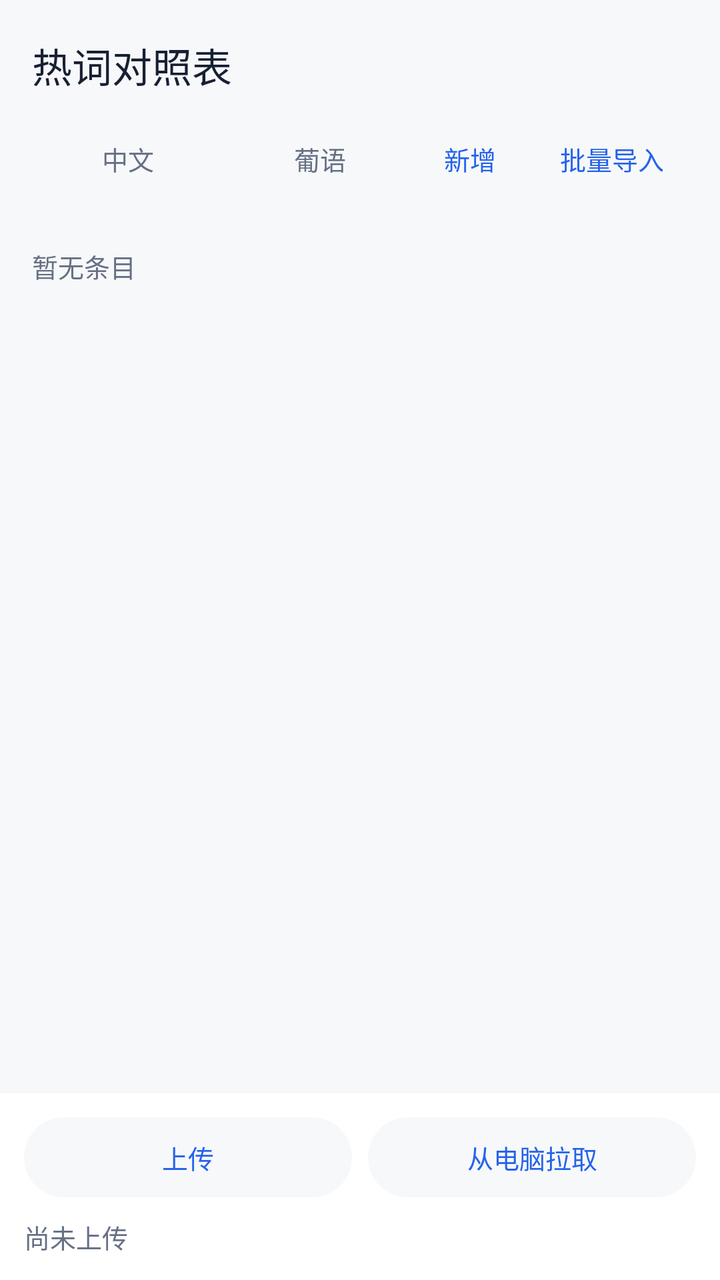
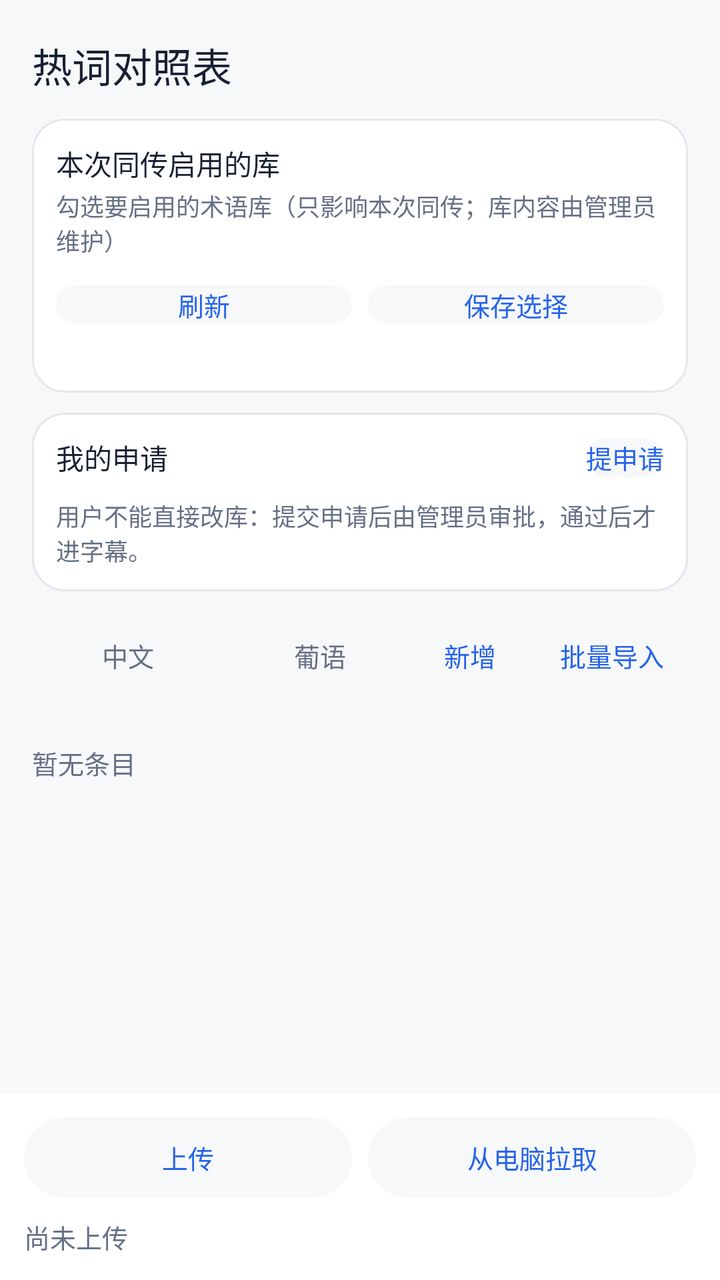

Before-and-after screenshots of an Android layout around one commit, followed by the original layout XML and the change that was made.
<!-- AndroidManifest.xml: application theme AppTheme -->
<!-- res/layout/page_terms.xml -->
<?xml version="1.0" encoding="utf-8"?>
<LinearLayout xmlns:android="http://schemas.android.com/apk/res/android"
    android:layout_width="match_parent"
    android:layout_height="match_parent"
    android:background="@color/page"
    android:orientation="vertical">

    <LinearLayout
        android:layout_width="match_parent"
        android:layout_height="wrap_content"
        android:gravity="center_vertical"
        android:orientation="horizontal"
        android:paddingStart="16dp"
        android:paddingTop="18dp"
        android:paddingEnd="16dp">

        <TextView
            android:layout_width="0dp"
            android:layout_height="wrap_content"
            android:layout_weight="1"
            android:fontFamily="sans-serif-medium"
            android:text="@string/terms_title"
            android:textColor="@color/ink"
            android:textSize="20sp" />

        <TextView
            android:id="@+id/termsCount"
            android:layout_width="wrap_content"
            android:layout_height="wrap_content"
            android:textColor="@color/ink_soft"
            android:textSize="13sp" />
    </LinearLayout>

    
    <LinearLayout
        android:layout_width="match_parent"
        android:layout_height="wrap_content"
        android:layout_marginStart="16dp"
        android:layout_marginTop="14dp"
        android:layout_marginEnd="16dp"
        android:gravity="center_vertical"
        android:orientation="horizontal">

        <TextView
            android:layout_width="0dp"
            android:layout_height="wrap_content"
            android:layout_weight="1"
            android:fontFamily="sans-serif-medium"
            android:gravity="center"
            android:text="@string/terms_col_zh"
            android:textColor="@color/ink_soft"
            android:textSize="13sp" />

        <TextView
            android:layout_width="0dp"
            android:layout_height="wrap_content"
            android:layout_weight="1"
            android:fontFamily="sans-serif-medium"
            android:gravity="center"
            android:text="@string/terms_col_pt"
            android:textColor="@color/ink_soft"
            android:textSize="13sp" />

        <TextView
            android:id="@+id/termsAdd"
            android:layout_width="wrap_content"
            android:layout_height="36dp"
            android:background="@drawable/tap_pill"
            android:clickable="true"
            android:focusable="true"
            android:gravity="center"
            android:paddingStart="14dp"
            android:paddingEnd="14dp"
            android:text="@string/terms_add"
            android:textColor="@color/brand"
            android:textSize="13sp" />

        <TextView
            android:id="@+id/termsBatch"
            android:layout_width="wrap_content"
            android:layout_height="36dp"
            android:layout_marginStart="6dp"
            android:background="@drawable/tap_pill"
            android:clickable="true"
            android:focusable="true"
            android:gravity="center"
            android:paddingStart="12dp"
            android:paddingEnd="12dp"
            android:text="@string/terms_batch"
            android:textColor="@color/brand"
            android:textSize="13sp" />
    </LinearLayout>

    
    <ScrollView
        android:layout_width="match_parent"
        android:layout_height="0dp"
        android:layout_marginTop="8dp"
        android:layout_weight="1"
        android:fillViewport="true">

        <LinearLayout
            android:layout_width="match_parent"
            android:layout_height="wrap_content"
            android:orientation="vertical"
            android:paddingStart="16dp"
            android:paddingEnd="16dp">

            <TextView
                android:id="@+id/termsEmpty"
                android:layout_width="match_parent"
                android:layout_height="wrap_content"
                android:paddingTop="18dp"
                android:paddingBottom="18dp"
                android:text="@string/terms_empty"
                android:textColor="@color/ink_soft"
                android:textSize="13sp" />

            <LinearLayout
                android:id="@+id/termsRows"
                android:layout_width="match_parent"
                android:layout_height="wrap_content"
                android:orientation="vertical" />
        </LinearLayout>
    </ScrollView>

    
    <LinearLayout
        android:layout_width="match_parent"
        android:layout_height="wrap_content"
        android:background="@color/surface"
        android:orientation="vertical"
        android:padding="12dp">

        <LinearLayout
            android:layout_width="match_parent"
            android:layout_height="wrap_content"
            android:orientation="horizontal">

            <TextView
                android:id="@+id/termsUpload"
                android:layout_width="0dp"
                android:layout_height="40dp"
                android:layout_weight="1"
                android:background="@drawable/tap_pill"
                android:clickable="true"
                android:focusable="true"
                android:gravity="center"
                android:text="@string/terms_upload"
                android:textColor="@color/brand"
                android:textSize="13sp" />

            <TextView
                android:id="@+id/termsLoad"
                android:layout_width="0dp"
                android:layout_height="40dp"
                android:layout_marginStart="8dp"
                android:layout_weight="1"
                android:background="@drawable/tap_pill"
                android:clickable="true"
                android:focusable="true"
                android:gravity="center"
                android:text="@string/terms_load"
                android:textColor="@color/brand"
                android:textSize="13sp" />
        </LinearLayout>

        <TextView
            android:id="@+id/termsStatus"
            android:layout_width="match_parent"
            android:layout_height="wrap_content"
            android:layout_marginTop="10dp"
            android:text="@string/terms_status_idle"
            android:textColor="@color/ink_soft"
            android:textSize="13sp" />

        <TextView
            android:id="@+id/termsWarnTitle"
            android:layout_width="match_parent"
            android:layout_height="wrap_content"
            android:layout_marginTop="8dp"
            android:fontFamily="sans-serif-medium"
            android:text="@string/terms_warn_title"
            android:textColor="@color/warn"
            android:textSize="13sp"
            android:visibility="gone" />

        <TextView
            android:id="@+id/termsWarnBody"
            android:layout_width="match_parent"
            android:layout_height="wrap_content"
            android:fontFamily="monospace"
            android:paddingTop="2dp"
            android:textColor="@color/ink_soft"
            android:textSize="12sp"
            android:visibility="gone" />

        <TextView
            android:id="@+id/termsRejectTitle"
            android:layout_width="match_parent"
            android:layout_height="wrap_content"
            android:layout_marginTop="8dp"
            android:fontFamily="sans-serif-medium"
            android:text="@string/terms_reject_title"
            android:textColor="@color/err"
            android:textSize="13sp"
            android:visibility="gone" />

        <TextView
            android:id="@+id/termsRejectBody"
            android:layout_width="match_parent"
            android:layout_height="wrap_content"
            android:fontFamily="monospace"
            android:paddingTop="2dp"
            android:textColor="@color/ink_soft"
            android:textSize="12sp"
            android:visibility="gone" />
    </LinearLayout>
</LinearLayout>
<!-- resources referenced by this layout -->
<resources>
  <color name="brand">#2563EB</color>
  <color name="err">#D92D20</color>
  <color name="ink">#172033</color>
  <color name="ink_soft">#667085</color>
  <color name="page">#F7F8FA</color>
  <color name="surface">#FFFFFF</color>
  <color name="warn">#F79009</color>
  <!-- drawable tap_pill (drawable) -->
  <?xml version="1.0" encoding="utf-8"?>
  <ripple xmlns:android="http://schemas.android.com/apk/res/android"
      android:color="@color/ripple_light">
      <item android:drawable="@drawable/bg_pill" />
  </ripple>
  <string name="terms_add">新增</string>
  <string name="terms_batch">批量导入</string>
  <string name="terms_col_pt">葡语</string>
  <string name="terms_col_zh">中文</string>
  <string name="terms_empty">暂无条目</string>
  <string name="terms_load">从电脑拉取</string>
  <string name="terms_reject_title">不能上传的原因</string>
  <string name="terms_status_idle">尚未上传</string>
  <string name="terms_title">热词对照表</string>
  <string name="terms_upload">上传</string>
  <string name="terms_warn_title">提醒</string>
  <style name="AppTheme" parent="@android:style/Theme.Material.Light.NoActionBar">
          <item name="android:windowBackground">@color/page</item>
          <item name="android:statusBarColor">@color/page</item>
          <item name="android:windowLightStatusBar">true</item>
          <item name="android:navigationBarColor">@color/page</item>
          <item name="android:colorAccent">@color/brand</item>
      </style>
  <color name="ripple_light">#14000000</color>
  <!-- drawable bg_pill (drawable) -->
  <?xml version="1.0" encoding="utf-8"?>
  <shape xmlns:android="http://schemas.android.com/apk/res/android" android:shape="rectangle">
      <solid android:color="@color/page" />
      <corners android:radius="22dp" />
  </shape>
</resources>

<!-- the commit's change to res/layout/page_terms.xml (unified diff, before → after) -->
@@ -29,6 +29,140 @@
             android:layout_height="wrap_content"
             android:textColor="@color/ink_soft"
             android:textSize="13sp" />
+    </LinearLayout>
+
+    
+    <LinearLayout
+        android:layout_width="match_parent"
+        android:layout_height="wrap_content"
+        android:layout_marginStart="16dp"
+        android:layout_marginTop="12dp"
+        android:layout_marginEnd="16dp"
+        android:background="@drawable/bg_card"
+        android:orientation="vertical"
+        android:padding="12dp">
+
+        <TextView
+            android:layout_width="match_parent"
+            android:layout_height="wrap_content"
+            android:fontFamily="sans-serif-medium"
+            android:text="@string/terms_libs_title"
+            android:textColor="@color/ink"
+            android:textSize="14sp" />
+
+        <TextView
+            android:id="@+id/termsLibHint"
+            android:layout_width="match_parent"
+            android:layout_height="wrap_content"
+            android:layout_marginTop="2dp"
+            android:text="@string/terms_libs_hint"
+            android:textColor="@color/ink_soft"
+            android:textSize="12sp" />
+
+        <LinearLayout
+            android:id="@+id/termsLibraries"
+            android:layout_width="match_parent"
+            android:layout_height="wrap_content"
+            android:layout_marginTop="6dp"
+            android:orientation="vertical" />
+
+        <LinearLayout
+            android:layout_width="match_parent"
+            android:layout_height="wrap_content"
+            android:layout_marginTop="8dp"
+            android:orientation="horizontal">
+
+            <TextView
+                android:id="@+id/termsLibRefresh"
+                android:background="@drawable/tap_pill"
+                android:clickable="true"
+                android:focusable="true"
+                android:gravity="center"
+                android:textColor="@color/brand"
+                android:textSize="13sp"
+                android:layout_width="0dp"
+                android:layout_height="wrap_content"
+                android:layout_weight="1"
+                android:text="@string/terms_libs_refresh" />
+
+            <TextView
+                android:id="@+id/termsLibSave"
+                android:background="@drawable/tap_pill"
+                android:clickable="true"
+                android:focusable="true"
+                android:gravity="center"
+                android:textColor="@color/brand"
+                android:textSize="13sp"
+                android:layout_width="0dp"
+                android:layout_height="wrap_content"
+                android:layout_marginStart="8dp"
+                android:layout_weight="1"
+                android:text="@string/terms_libs_save" />
+        </LinearLayout>
+
+        <TextView
+            android:id="@+id/termsLibStatus"
+            android:layout_width="match_parent"
+            android:layout_height="wrap_content"
+            android:layout_marginTop="6dp"
+            android:textColor="@color/ink_soft"
+            android:textSize="12sp" />
+    </LinearLayout>
+
+    
+    <LinearLayout
+        android:layout_width="match_parent"
+        android:layout_height="wrap_content"
+        android:layout_marginStart="16dp"
+        android:layout_marginTop="10dp"
+        android:layout_marginEnd="16dp"
+        android:background="@drawable/bg_card"
+        android:orientation="vertical"
+        android:padding="12dp">
+
+        <LinearLayout
+            android:layout_width="match_parent"
+            android:layout_height="wrap_content"
+            android:gravity="center_vertical"
+            android:orientation="horizontal">
+
+            <TextView
+                android:layout_width="0dp"
+                android:layout_height="wrap_content"
+                android:layout_weight="1"
+                android:fontFamily="sans-serif-medium"
+                android:text="@string/terms_req_title"
+                android:textColor="@color/ink"
+                android:textSize="14sp" />
+
+            <TextView
+                android:id="@+id/termsReqNew"
+                android:background="@drawable/tap_pill"
+                android:clickable="true"
+                android:focusable="true"
+                android:gravity="center"
+                android:textColor="@color/brand"
+                android:textSize="13sp"
+                android:layout_width="wrap_content"
+                android:layout_height="wrap_content"
+                android:text="@string/terms_req_new" />
+        </LinearLayout>
+
+        <LinearLayout
+            android:id="@+id/termsRequests"
+            android:layout_width="match_parent"
+            android:layout_height="wrap_content"
+            android:layout_marginTop="6dp"
+            android:orientation="vertical" />
+
+        <TextView
+            android:id="@+id/termsReqHint"
+            android:layout_width="match_parent"
+            android:layout_height="wrap_content"
+            android:layout_marginTop="4dp"
+            android:text="@string/terms_req_hint"
+            android:textColor="@color/ink_soft"
+            android:textSize="12sp" />
     </LinearLayout>
 
     
<!-- resource entries referenced after the edit -->
@@ -7,6 +7,13 @@
   <color name="page">#F7F8FA</color>
   <color name="surface">#FFFFFF</color>
   <color name="warn">#F79009</color>
+  <!-- drawable bg_card (drawable) -->
+  <?xml version="1.0" encoding="utf-8"?>
+  <shape xmlns:android="http://schemas.android.com/apk/res/android" android:shape="rectangle">
+      <solid android:color="@color/surface" />
+      <stroke android:width="1dp" android:color="@color/line" />
+      <corners android:radius="16dp" />
+  </shape>
   <!-- drawable tap_pill (drawable) -->
   <?xml version="1.0" encoding="utf-8"?>
   <ripple xmlns:android="http://schemas.android.com/apk/res/android"
@@ -18,8 +25,15 @@
   <string name="terms_col_pt">葡语</string>
   <string name="terms_col_zh">中文</string>
   <string name="terms_empty">暂无条目</string>
+  <string name="terms_libs_hint">勾选要启用的术语库（只影响本次同传；库内容由管理员维护）</string>
+  <string name="terms_libs_refresh">刷新</string>
+  <string name="terms_libs_save">保存选择</string>
+  <string name="terms_libs_title">本次同传启用的库</string>
   <string name="terms_load">从电脑拉取</string>
   <string name="terms_reject_title">不能上传的原因</string>
+  <string name="terms_req_hint">用户不能直接改库：提交申请后由管理员审批，通过后才进字幕。</string>
+  <string name="terms_req_new">提申请</string>
+  <string name="terms_req_title">我的申请</string>
   <string name="terms_status_idle">尚未上传</string>
   <string name="terms_title">热词对照表</string>
   <string name="terms_upload">上传</string>
@@ -31,6 +45,7 @@
           <item name="android:navigationBarColor">@color/page</item>
           <item name="android:colorAccent">@color/brand</item>
       </style>
+  <color name="line">#E4E7EC</color>
   <color name="ripple_light">#14000000</color>
   <!-- drawable bg_pill (drawable) -->
   <?xml version="1.0" encoding="utf-8"?>
